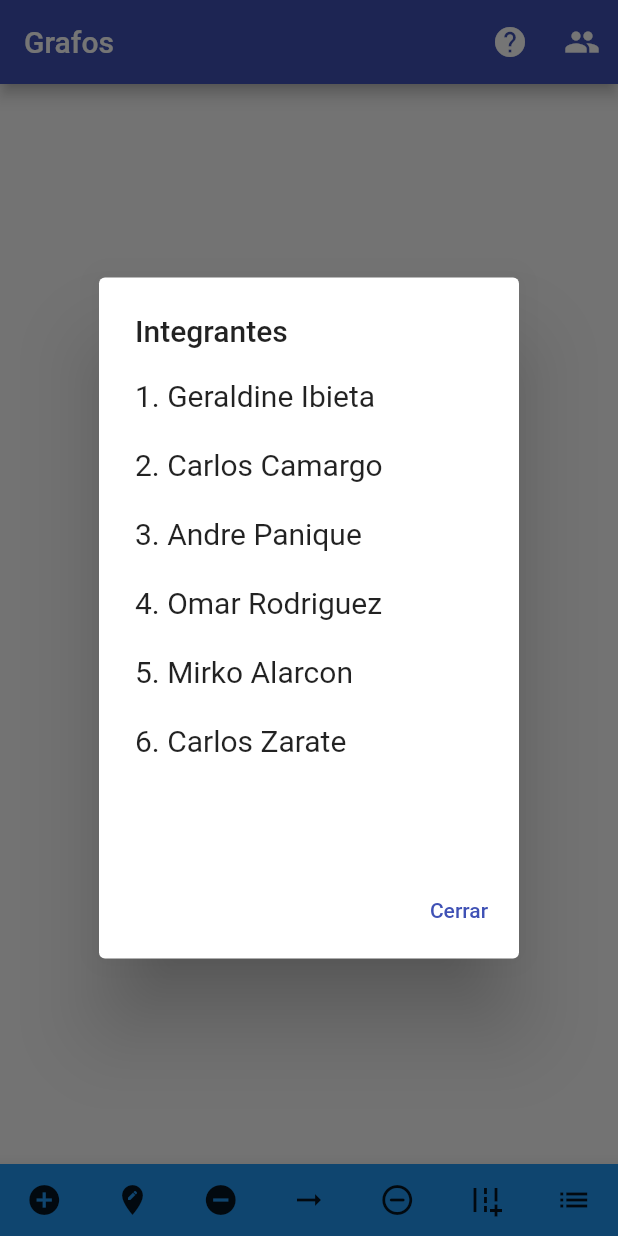
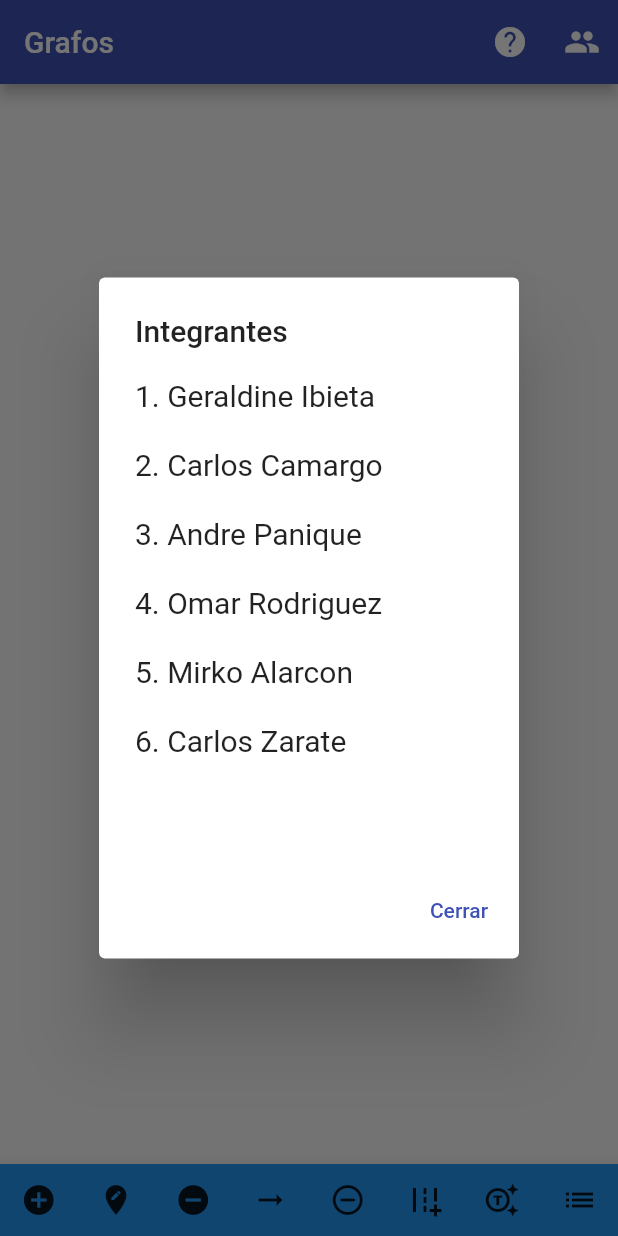
Before and after one commit to skazy12/NODOS_ALGORITMOS_FLUTTER, a Flutter app: the screen it shows after launch, after a tap on the "group" icon, on a phone screen of 412 x 824 dp. Run offline on Flutter 3.47's test engine with Material 2 defaults, Android fonts, the phone set to English and light mode, and no system bars.

Commit message:
Agregado modo cambiar nombre

```diff
--- a/lib/figuras/figuras.dart
+++ b/lib/figuras/figuras.dart
@@ -22,10 +22,10 @@ class Nodos extends CustomPainter {
       canvas.drawCircle(Offset(nodo.x, nodo.y), 25, borde);
       final texto = TextPainter(
         text: TextSpan(
-          text: nodo.valor.toString(),
+          text: nodo.valor,
           style: TextStyle(
             color: Colors.white,
-            fontSize: 20,
+            fontSize: 16,
           ),
         ),
         textDirection: TextDirection.ltr,
--- a/lib/home.dart
+++ b/lib/home.dart
@@ -14,9 +14,9 @@ class HomeScreen extends StatefulWidget {
 
 class _HomeScreenState extends State<HomeScreen> {
   int _currentIndex = 0;
-  Nodo nodoOrigen = Nodo(valor: 0, x: 0, y: 0);
-  Nodo nodoDestino = Nodo(valor: 0, x: 0, y: 0);
-  Nodo nodoSeleccionado = Nodo(valor: 0, x: 0, y: 0);
+  Nodo nodoOrigen = Nodo(valor: "", x: 0, y: 0);
+  Nodo nodoDestino = Nodo(valor: "", x: 0, y: 0);
+  Nodo nodoSeleccionado = Nodo(valor: "", x: 0, y: 0);
   int click = 0;
   List<Nodo> nodos = [];
   List<Enlace> enlaces = [];
@@ -171,7 +171,7 @@ class _HomeScreenState extends State<HomeScreen> {
                 onTapDown: (details) {
                   setState(() {
                     nodos.add(Nodo(
-                        valor: nodos.length + 1,
+                        valor: "",
                         x: details.localPosition.dx,
                         y: details.localPosition.dy));
                   });
@@ -492,6 +492,50 @@ class _HomeScreenState extends State<HomeScreen> {
                 ),
               ),
             ),
+          //OPCION CAMBIARF NOMBRE
+          if (_currentIndex == 6)
+            Positioned(
+              top: 0,
+              left: 0,
+              right: 0,
+              bottom: 0,
+              child: GestureDetector(
+                onTapDown: (details) {
+                  setState(() {
+                    try {
+                      nodos.forEach((nodo) {
+                        if (sqrt(pow(nodo.x - details.localPosition.dx, 2) +
+                                pow(nodo.y - details.localPosition.dy, 2)) <
+                            25) {
+                          showDialog(
+                              context: context,
+                              builder: (context) {
+                                return AlertDialog(
+                                  title: Text("Ingrese el nombre del nodo"),
+                                  content: TextField(
+                                    onChanged: (value) {
+                                      nodo.valor = value;
+                                    },
+                                  ),
+                                  actions: [
+                                    TextButton(
+                                        onPressed: () {
+                                          Navigator.pop(context);
+                                        },
+                                        child: Text("Aceptar"))
+                                  ],
+                                );
+                              });
+                        }
+                      });
+                    } catch (e) {}
+                  });
+                },
+                child: Container(
+                  color: Colors.transparent,
+                ),
+              ),
+            ),
         ],
       ),
       bottomNavigationBar: BottomAppBar(
@@ -550,6 +594,15 @@ class _HomeScreenState extends State<HomeScreen> {
               onPressed: () {
                 setState(() {
                   _currentIndex = 5;
+                });
+              },
+            ),
+            IconButton(
+              icon: Icon(Icons.generating_tokens_outlined),
+              tooltip: 'Cambiar nombre nodo',
+              onPressed: () {
+                setState(() {
+                  _currentIndex = 6;
                 });
               },
             ),
--- a/lib/models/modelos.dart
+++ b/lib/models/modelos.dart
@@ -1,5 +1,5 @@
 class Nodo {
-  final int valor;
+  String valor;
   double x;
   double y;
 
```
